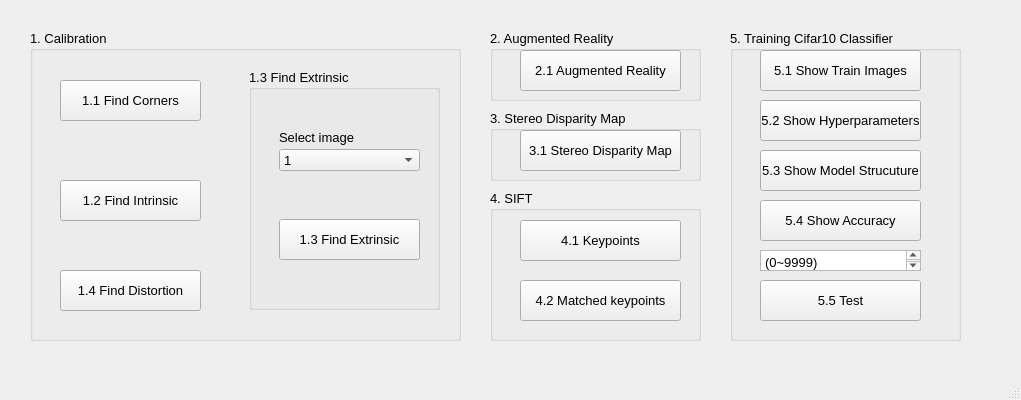
PinmanHuang/CVDL_2020, file Hw1/UI/hw1.ui: the form before one commit.
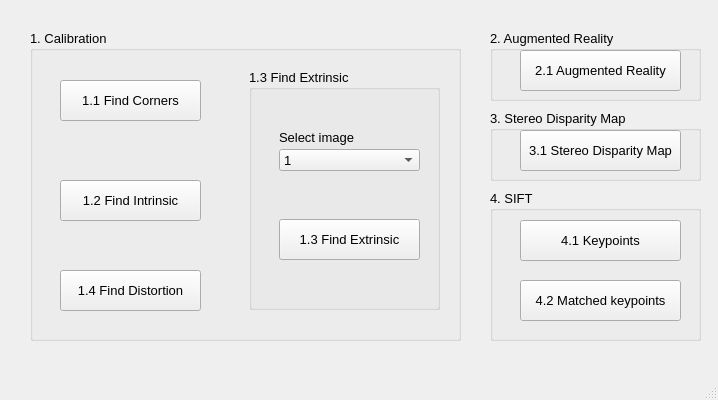
The form after the commit.

The edit to the form file:
```diff
--- a/Hw1/UI/hw1.ui
+++ b/Hw1/UI/hw1.ui
@@ -6,7 +6,7 @@
    <rect>
     <x>0</x>
     <y>0</y>
-    <width>1021</width>
+    <width>718</width>
     <height>400</height>
    </rect>
   </property>
@@ -349,106 +349,6 @@
      </property>
     </widget>
    </widget>
-   <widget class="QGroupBox" name="groupBox_7">
-    <property name="geometry">
-     <rect>
-      <x>730</x>
-      <y>30</y>
-      <width>231</width>
-      <height>311</height>
-     </rect>
-    </property>
-    <property name="font">
-     <font>
-      <pointsize>10</pointsize>
-     </font>
-    </property>
-    <property name="title">
-     <string>5. Training Cifar10 Classifier</string>
-    </property>
-    <widget class="QPushButton" name="pushButton_10">
-     <property name="geometry">
-      <rect>
-       <x>30</x>
-       <y>20</y>
-       <width>161</width>
-       <height>41</height>
-      </rect>
-     </property>
-     <property name="text">
-      <string>5.1 Show Train Images</string>
-     </property>
-    </widget>
-    <widget class="QPushButton" name="pushButton_11">
-     <property name="geometry">
-      <rect>
-       <x>30</x>
-       <y>70</y>
-       <width>161</width>
-       <height>41</height>
-      </rect>
-     </property>
-     <property name="text">
-      <string>5.2 Show Hyperparameters</string>
-     </property>
-    </widget>
-    <widget class="QPushButton" name="pushButton_12">
-     <property name="geometry">
-      <rect>
-       <x>30</x>
-       <y>120</y>
-       <width>161</width>
-       <height>41</height>
-      </rect>
-     </property>
-     <property name="text">
-      <string>5.3 Show Model Strucuture</string>
-     </property>
-    </widget>
-    <widget class="QPushButton" name="pushButton_13">
-     <property name="geometry">
-      <rect>
-       <x>30</x>
-       <y>170</y>
-       <width>161</width>
-       <height>41</height>
-      </rect>
-     </property>
-     <property name="text">
-      <string>5.4 Show Accuracy</string>
-     </property>
-    </widget>
-    <widget class="QPushButton" name="pushButton_14">
-     <property name="geometry">
-      <rect>
-       <x>30</x>
-       <y>250</y>
-       <width>161</width>
-       <height>41</height>
-      </rect>
-     </property>
-     <property name="text">
-      <string>5.5 Test</string>
-     </property>
-    </widget>
-    <widget class="QTextEdit" name="textEdit">
-     <property name="geometry">
-      <rect>
-       <x>30</x>
-       <y>220</y>
-       <width>161</width>
-       <height>21</height>
-      </rect>
-     </property>
-     <property name="html">
-      <string>&lt;!DOCTYPE HTML PUBLIC &quot;-//W3C//DTD HTML 4.0//EN&quot; &quot;http://www.w3.org/TR/REC-html40/strict.dtd&quot;&gt;
-&lt;html&gt;&lt;head&gt;&lt;meta name=&quot;qrichtext&quot; content=&quot;1&quot; /&gt;&lt;style type=&quot;text/css&quot;&gt;
-p, li { white-space: pre-wrap; }
-&lt;/style&gt;&lt;/head&gt;&lt;body style=&quot; font-family:'PMingLiU'; font-size:10pt; font-weight:400; font-style:normal;&quot;&gt;
-&lt;p style=&quot; margin-top:0px; margin-bottom:0px; margin-left:0px; margin-right:0px; -qt-block-indent:0; text-indent:0px;&quot;&gt;(0~9999)&lt;/p&gt;&lt;/body&gt;&lt;/html&gt;</string>
-     </property>
-    </widget>
-   </widget>
   </widget>
   <widget class="QStatusBar" name="statusbar"/>
  </widget>
```
